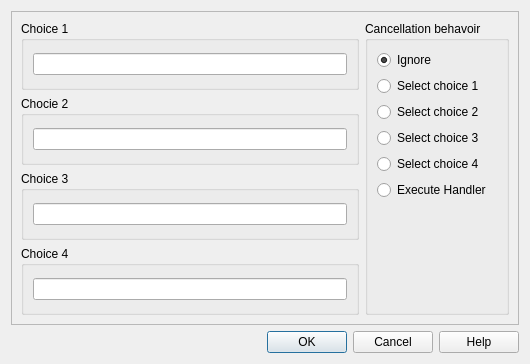
EasyRPG/Editor, file src/ui/commands/show_choices_widget.ui: the form before one commit.
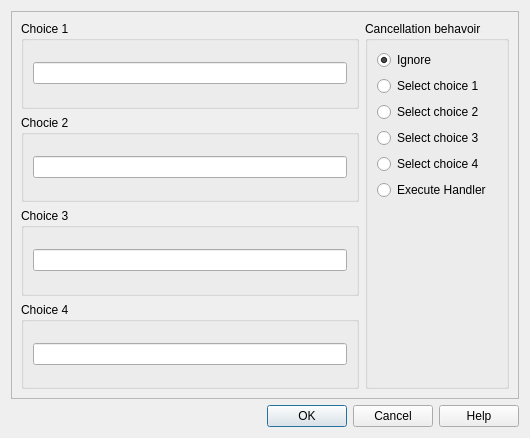
The form after the commit.

Diff of the .ui file:
```diff
--- a/src/ui/commands/show_choices_widget.ui
+++ b/src/ui/commands/show_choices_widget.ui
@@ -10,7 +10,7 @@
     <x>0</x>
     <y>0</y>
     <width>530</width>
-    <height>364</height>
+    <height>438</height>
    </rect>
   </property>
   <property name="windowTitle">
```
